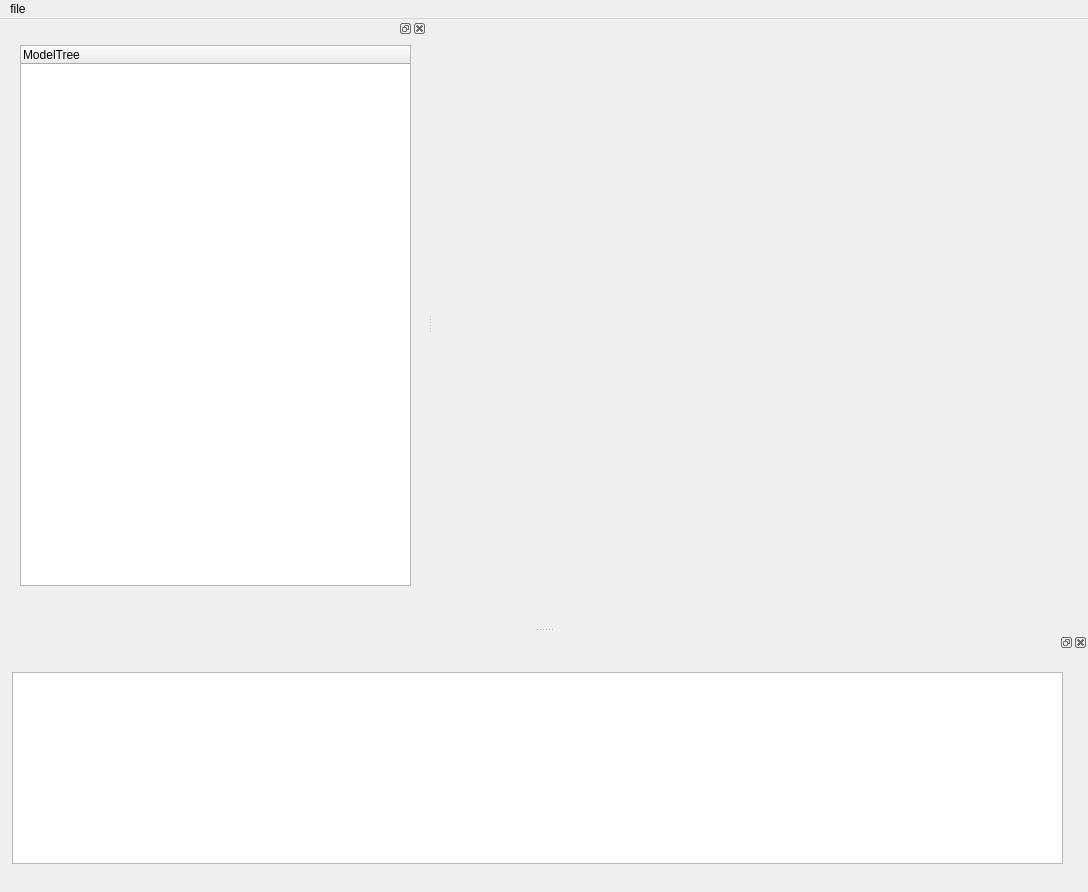
haknkayaa/Qt-OpenCASCADE-Projects, file 034-UIFiles/src/mainwindow.ui: the form before one commit.
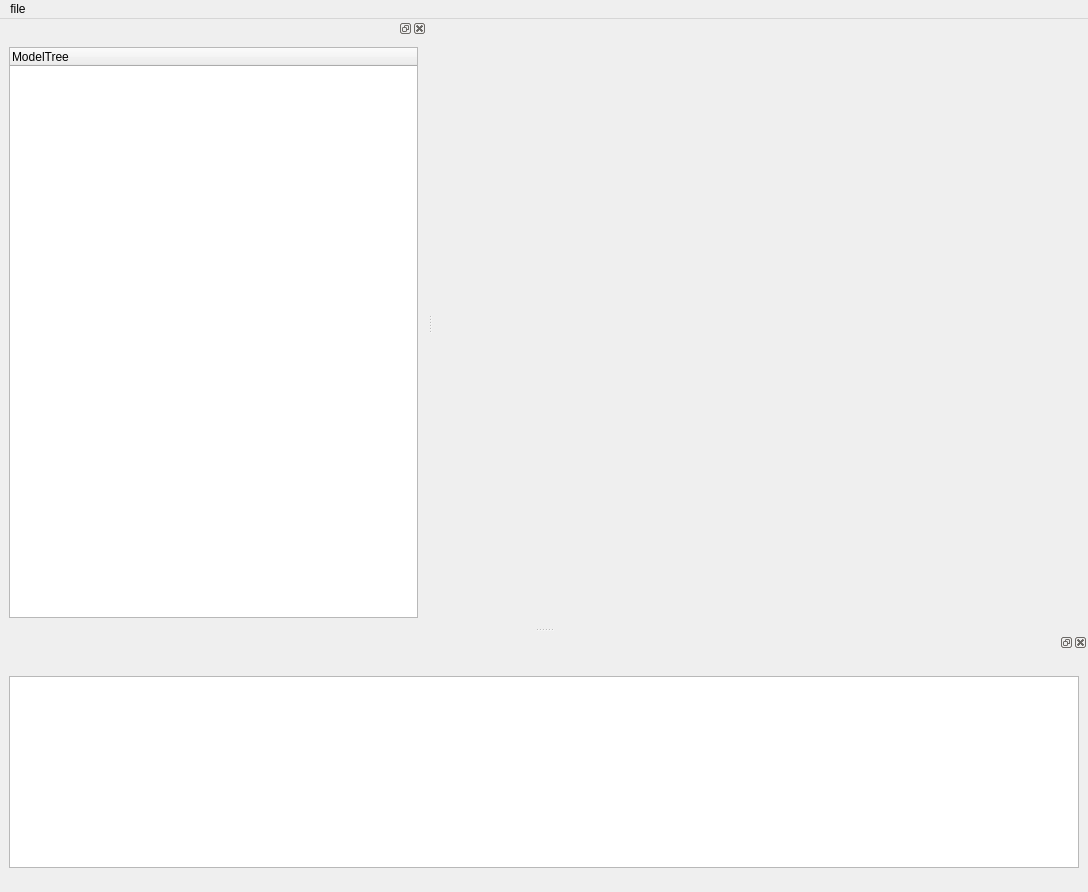
The form after the commit. Custom widgets are drawn as their Qt base class.

```diff
--- a/034-UIFiles/src/mainwindow.ui
+++ b/034-UIFiles/src/mainwindow.ui
@@ -20,24 +20,17 @@
      <verstretch>0</verstretch>
     </sizepolicy>
    </property>
-   <widget class="QWidget" name="verticalLayoutWidget">
-    <property name="geometry">
-     <rect>
-      <x>20</x>
-      <y>40</y>
-      <width>601</width>
-      <height>531</height>
-     </rect>
-    </property>
-    <layout class="QVBoxLayout" name="verticalLayout">
-     <property name="sizeConstraint">
-      <enum>QLayout::SetMaximumSize</enum>
-     </property>
+   <layout class="QHBoxLayout" name="horizontalLayout_2">
      <item>
-      <widget class="Viewer" name="myViewerWidget" native="true"/>
+     <widget class="Viewer" name="myViewerWidget" native="true">
+      <layout class="QHBoxLayout" name="horizontalLayout_3">
+       <item>
+        <layout class="QVBoxLayout" name="verticalLayout_2"/>
      </item>
     </layout>
    </widget>
+    </item>
+   </layout>
   </widget>
   <widget class="QMenuBar" name="menubar">
    <property name="geometry">
@@ -45,7 +38,7 @@
      <x>0</x>
      <y>0</y>
      <width>1088</width>
-     <height>26</height>
+     <height>22</height>
     </rect>
    </property>
    <widget class="QMenu" name="menufile">
@@ -67,16 +60,9 @@
     <number>1</number>
    </attribute>
    <widget class="QWidget" name="dockWidgetContents">
-    <widget class="QWidget" name="verticalLayoutWidget_2">
-     <property name="geometry">
-      <rect>
-       <x>20</x>
-       <y>7</y>
-       <width>391</width>
-       <height>541</height>
-      </rect>
-     </property>
-     <layout class="QVBoxLayout" name="verticalLayout_2">
+    <layout class="QVBoxLayout" name="verticalLayout_4">
+     <item>
+      <layout class="QVBoxLayout" name="verticalLayout_3">
       <item>
        <widget class="QTreeWidget" name="modelTreeWidget">
         <property name="sizePolicy">
@@ -93,7 +79,8 @@
        </widget>
       </item>
      </layout>
-    </widget>
+     </item>
+    </layout>
    </widget>
   </widget>
   <widget class="QDockWidget" name="dockWidget_2">
@@ -107,16 +94,7 @@
     <number>8</number>
    </attribute>
    <widget class="QWidget" name="dockWidgetContents_2">
-    <widget class="QWidget" name="horizontalLayoutWidget">
-     <property name="geometry">
-      <rect>
-       <x>12</x>
-       <y>19</y>
-       <width>1051</width>
-       <height>194</height>
-      </rect>
-     </property>
-     <layout class="QHBoxLayout" name="horizontalLayout">
+    <layout class="QVBoxLayout" name="verticalLayout">
       <item>
        <widget class="QTextBrowser" name="text">
         <property name="sizePolicy">
@@ -130,7 +108,6 @@
      </layout>
     </widget>
    </widget>
-  </widget>
   <action name="actionImport">
    <property name="text">
     <string>Import</string>
```
Left out of the diff: 17 changed lines with no effect on the pictures. Lines whose indentation alone changed are shown as unchanged.
